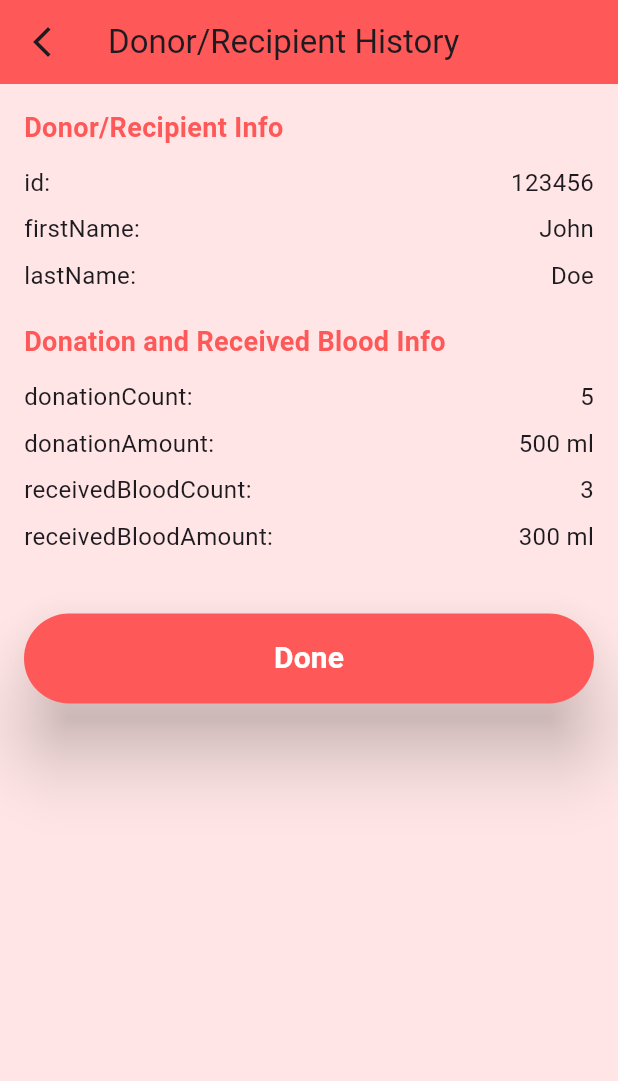
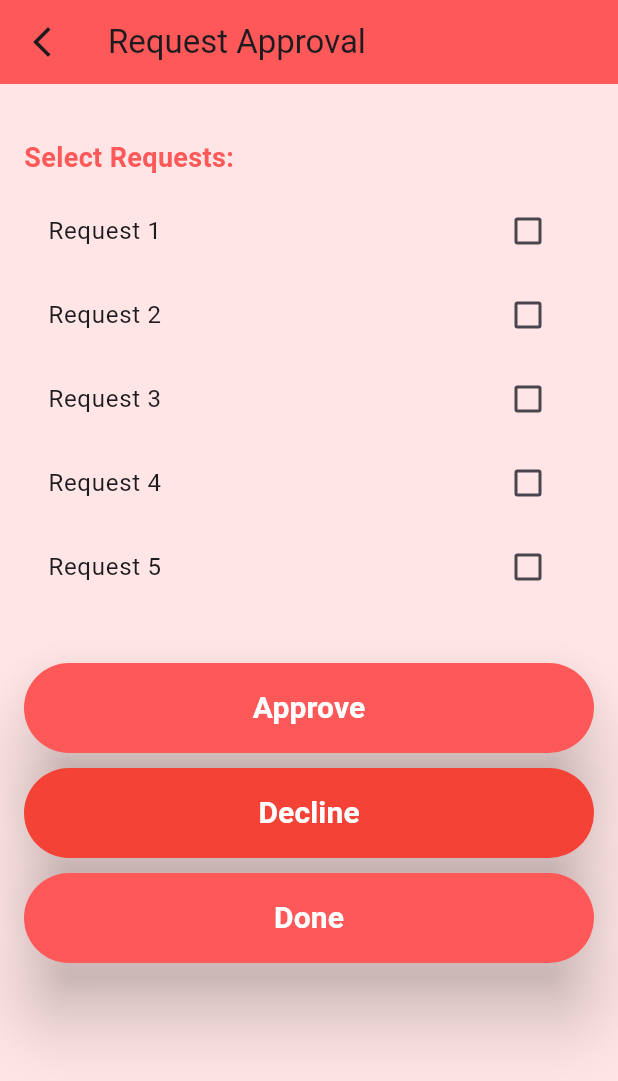
Before and after one commit to MoAlmubarak/ICS321-Database_project, a Flutter app: the RequestApprovalPage screen opened directly, on a phone screen of 412 x 824 dp. Shown: the top 1081 px of the screen. Run offline on Flutter 3.47's test engine with Material 3 defaults, Android fonts, the phone set to English and light mode, and no system bars; our stand-ins replace sqflite; accounts and stored records are empty.

Commit message:
Adding the approve page

```diff
--- a/donate_blood/lib/pages/dore_pages/approve_update_page.dart
+++ b/donate_blood/lib/pages/dore_pages/approve_update_page.dart
@@ -1,35 +1,26 @@
-import 'package:donate_blood/pages/homePages/home_screen.dart';
 import 'package:flutter/material.dart';
-import 'package:flutter/services.dart';
 
-class RequestApprovalPage extends StatelessWidget {
+class RequestApprovalPage extends StatefulWidget {
   const RequestApprovalPage({Key? key});
 
   @override
+  _RequestApprovalPageState createState() => _RequestApprovalPageState();
+}
+
+class _RequestApprovalPageState extends State<RequestApprovalPage> {
+  // List to store selected requests
+  List<bool> selectedRequests = List.generate(5, (index) => false);
+
+  @override
   Widget build(BuildContext context) {
-    // Dummy data for Donor/Recipient information
-    const donorRecipientInfo = {
-      'id': '123456',
-      'firstName': 'John',
-      'lastName': 'Doe',
-    };
-
-    // Dummy data for donation and received blood information
-    const donationInfo = {
-      'donationCount': 5,
-      'donationAmount': '500 ml',
-      'receivedBloodCount': 3,
-      'receivedBloodAmount': '300 ml',
-    };
-
     return Scaffold(
       appBar: AppBar(
         backgroundColor: const Color.fromRGBO(255, 88, 88, 1.0),
-        title: const Text('Donor/Recipient History'),
+        title: const Text('Request Approval'),
         leading: IconButton(
           icon: const Icon(Icons.arrow_back_ios_new_sharp),
           onPressed: () {
-            // Navigate to the previous page (DRPage)
+            // Navigate to the previous page
             Navigator.pop(context);
           },
         ),
@@ -40,18 +31,55 @@ class RequestApprovalPage extends StatelessWidget {
         child: Column(
           crossAxisAlignment: CrossAxisAlignment.stretch,
           children: [
-            _buildInfoWidget('Donor/Recipient Info', donorRecipientInfo),
-            _buildInfoWidget('Donation and Received Blood Info', donationInfo),
+            const SizedBox(height: 20),
+            _buildRequestList(),
             const SizedBox(height: 20),
             ElevatedButton(
               onPressed: () {
-                // Navigate to the HomeScreen
-                Navigator.push(
-                  context,
-                  MaterialPageRoute(
-                    builder: (context) => const HomeScreen(),
-                  ),
-                );
+                // Implement logic for approving selected requests
+                _processRequests(approve: true);
+              },
+              style: ElevatedButton.styleFrom(
+                shape: const StadiumBorder(),
+                elevation: 20,
+                backgroundColor: const Color.fromRGBO(255, 88, 88, 1.0),
+                minimumSize: const Size.fromHeight(60),
+              ),
+              child: const Text(
+                'Approve',
+                style: TextStyle(
+                  fontSize: 20,
+                  fontWeight: FontWeight.bold,
+                  color: Colors.white,
+                ),
+              ),
+            ),
+            const SizedBox(height: 10),
+            ElevatedButton(
+              onPressed: () {
+                // Implement logic for declining selected requests
+                _processRequests(approve: false);
+              },
+              style: ElevatedButton.styleFrom(
+                shape: const StadiumBorder(),
+                elevation: 20,
+                backgroundColor: Colors.red,
+                minimumSize: const Size.fromHeight(60),
+              ),
+              child: const Text(
+                'Decline',
+                style: TextStyle(
+                  fontSize: 20,
+                  fontWeight: FontWeight.bold,
+                  color: Colors.white,
+                ),
+              ),
+            ),
+            const SizedBox(height: 10),
+            ElevatedButton(
+              onPressed: () {
+                // Navigate to the previous page
+                Navigator.pop(context);
               },
               style: ElevatedButton.styleFrom(
                 shape: const StadiumBorder(),
@@ -74,39 +102,55 @@ class RequestApprovalPage extends StatelessWidget {
     );
   }
 
-  Widget _buildInfoWidget(String title, Map<String, dynamic> info) {
+  Widget _buildRequestList() {
     return Column(
       crossAxisAlignment: CrossAxisAlignment.start,
       children: [
-        Text(
-          title,
-          style: const TextStyle(
+        const Text(
+          'Select Requests:',
+          style: TextStyle(
             fontSize: 18,
             fontWeight: FontWeight.bold,
             color: Color.fromRGBO(255, 88, 88, 1.0),
           ),
         ),
         const SizedBox(height: 8),
-        ...info.entries.map((entry) {
-          return Padding(
-            padding: const EdgeInsets.symmetric(vertical: 4.0),
-            child: Row(
-              mainAxisAlignment: MainAxisAlignment.spaceBetween,
-              children: [
-                Text(
-                  '${entry.key}:',
-                  style: const TextStyle(fontSize: 16),
-                ),
-                Text(
-                  entry.value.toString(),
-                  style: const TextStyle(fontSize: 16),
-                ),
-              ],
-            ),
-          );
-        }),
+        // Use ListView.builder to create a list of CheckboxListTile
+        ListView.builder(
+          shrinkWrap: true,
+          itemCount: selectedRequests.length,
+          itemBuilder: (context, index) {
+            return CheckboxListTile(
+              title: Text('Request ${index + 1}'),
+              value: selectedRequests[index],
+              onChanged: (value) {
+                setState(() {
+                  selectedRequests[index] = value!;
+                });
+              },
+            );
+          },
+        ),
         const SizedBox(height: 16),
       ],
     );
   }
+
+  void _processRequests({required bool approve}) {
+    // Implement logic for approving or declining selected requests
+    List<int> selectedIndices = [];
+    for (int i = 0; i < selectedRequests.length; i++) {
+      if (selectedRequests[i]) {
+        selectedIndices.add(i);
+      }
+    }
+
+    // Remove the selected requests from the list
+    for (int i in selectedIndices.reversed) {
+      selectedRequests.removeAt(i);
+    }
+
+    // Clear the selectedRequests list
+    selectedRequests = List.generate(5, (index) => false);
+  }
 }
```
